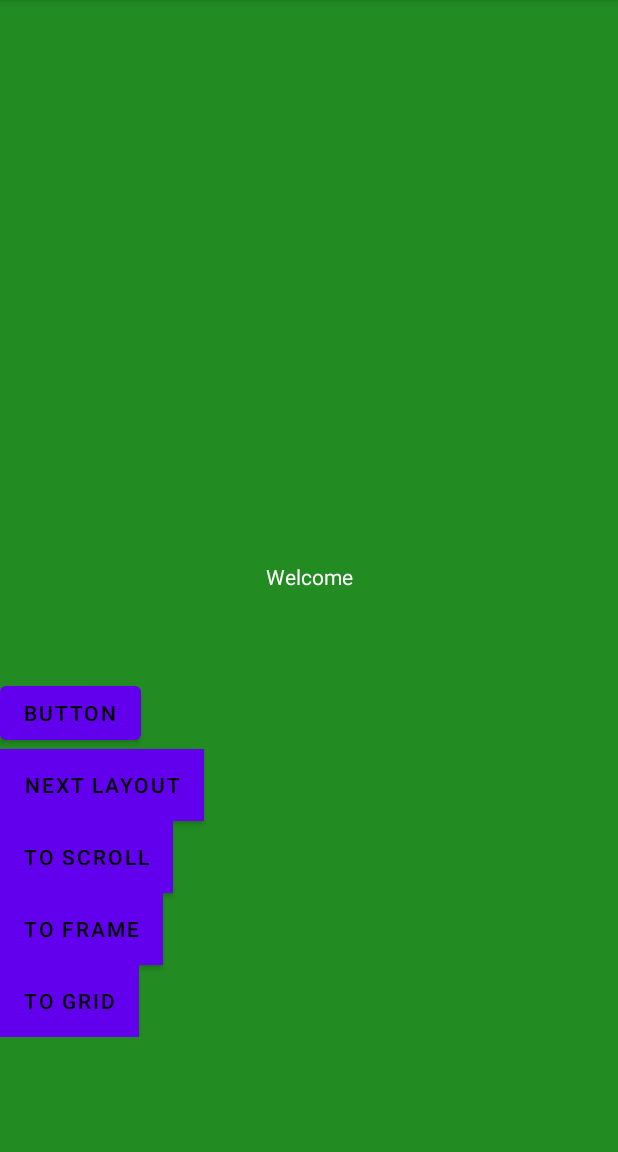
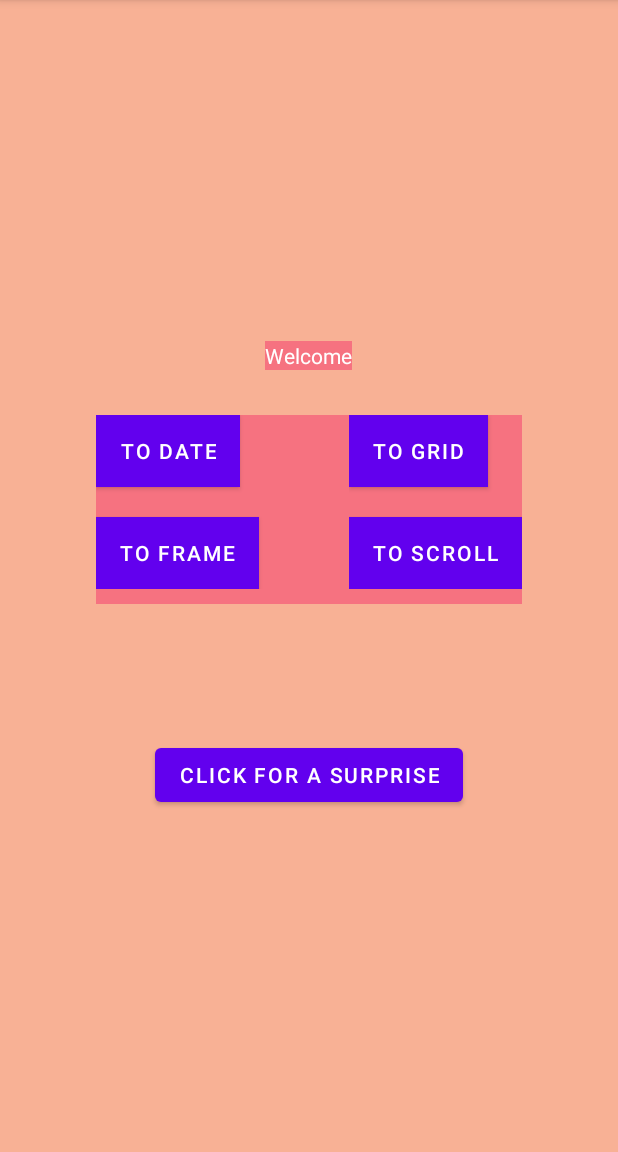
Before and after one commit to andrew-of-ulster/GestationApp, an Android app: the screen it shows after launch (MainActivity), on a phone screen of 412 x 824 dp, the part 84-1236 px from its top. Run offline under Robolectric (Android 15) with nearby library versions, the phone set to English and light mode, and no system bars.

Commit message:
main page is beautiful

```diff
--- a/app/src/main/java/com/example/gestationapp/MainActivity.java
+++ b/app/src/main/java/com/example/gestationapp/MainActivity.java
@@ -7,6 +7,7 @@ import android.os.Bundle;
 import android.view.View;
 import android.widget.Button;
 import android.widget.TextView;
+import android.widget.Toast;
 
 public class MainActivity extends AppCompatActivity {
 
@@ -72,9 +73,6 @@ public class MainActivity extends AppCompatActivity {
             }
         });
 
-
-
-
     }
 
 
--- a/app/src/main/res/layout/activity_main.xml
+++ b/app/src/main/res/layout/activity_main.xml
@@ -4,47 +4,83 @@
     xmlns:tools="http://schemas.android.com/tools"
     android:layout_width="match_parent"
     android:layout_height="match_parent"
-    android:background = "#228B22"
+    android:background = "#F8B195"
     tools:context=".MainActivity">
 
+
+
+<LinearLayout
+    android:orientation="vertical"
+    android:layout_width="match_parent"
+    android:layout_height="match_parent"
+    app:layout_constraintBottom_toBottomOf="parent"
+    app:layout_constraintLeft_toLeftOf="parent"
+    app:layout_constraintRight_toRightOf="parent"
+    app:layout_constraintTop_toTopOf="parent"
+    android:gravity="center"
+
+
+    >
     <TextView
         android:id="@+id/textView"
         android:layout_width="wrap_content"
         android:layout_height="wrap_content"
         android:text="Welcome"
         android:textColor="#ffffff"
-        app:layout_constraintBottom_toBottomOf="parent"
-        app:layout_constraintLeft_toLeftOf="parent"
-        app:layout_constraintRight_toRightOf="parent"
-        app:layout_constraintTop_toTopOf="parent" />
+        android:layout_gravity="center"
+        android:layout_marginBottom="30dp"
+        android:background = "#F67280"
+        />
+
+    <LinearLayout
+        android:orientation="horizontal"
+        android:layout_width="wrap_content"
+        android:layout_height="wrap_content"
+        android:layout_marginBottom="10dp"
+        android:background = "#F67280">
 
     <LinearLayout
         android:orientation="vertical"
-    android:layout_width="match_parent"
-    android:layout_height="wrap_content"
-    app:layout_constraintBottom_toBottomOf="parent"
-    app:layout_constraintLeft_toLeftOf="parent"
-    app:layout_constraintRight_toRightOf="parent"
-    app:layout_constraintTop_toTopOf="@+id/textView"
-    >
-    <Button
-        android:id="@+id/BUTTON"
         android:layout_width="wrap_content"
         android:layout_height="wrap_content"
-        android:text="BUTTON"
-        android:textColor="@android:color/black"
+        android:layout_marginBottom="10dp"
 
-        />
-
+        >
         <Button
             android:background="@android:color/white"
             android:id="@+id/nextLayout"
             android:layout_width="wrap_content"
             android:layout_height="wrap_content"
-        android:text="Next Layout"
-        android:textColor="@android:color/black"
+            android:text="To Date"
+            android:layout_marginBottom="20dp"/>
+
+        <Button
+            android:id="@+id/toFrameButton"
+            android:layout_width="wrap_content"
+            android:layout_height="wrap_content"
+            android:background="@android:color/white"
+            android:text="To Frame"
+            android:layout_marginRight="20dp"
+            />
 
 
+    </LinearLayout>
+
+    <LinearLayout
+        android:orientation="vertical"
+        android:layout_width="wrap_content"
+        android:layout_height="wrap_content"
+        android:layout_marginBottom="10dp"
+        android:layout_marginLeft="40dp"
+        >
+
+    <Button
+        android:id="@+id/toGridButton"
+        android:layout_width="wrap_content"
+        android:layout_height="wrap_content"
+        android:background="@android:color/white"
+        android:text="To Grid"
+        android:layout_marginBottom="20dp"
         />
 
         <Button
@@ -53,23 +89,20 @@
             android:layout_height="wrap_content"
             android:background="@android:color/white"
             android:text="To Scroll"
-        android:textColor="@android:color/black"
             />
+
+    </LinearLayout>
+
+    </LinearLayout>
+
     <Button
-        android:id="@+id/toFrameButton"
+        android:id="@+id/BUTTON"
         android:layout_width="wrap_content"
         android:layout_height="wrap_content"
-        android:background="@android:color/white"
-        android:text="To Frame"
-        android:textColor="@android:color/black"
-        />
-    <Button
-        android:id="@+id/toGridButton"
-        android:layout_width="wrap_content"
-        android:layout_height="wrap_content"
-        android:background="@android:color/white"
-        android:text="To Grid"
-        android:textColor="@android:color/black"
+        android:layout_marginTop="80dp"
+        android:text="Click For A Surprise"
+
+
         />
 
 </LinearLayout>
```
Also changed, not shown: app/src/main/java/com/example/gestationapp/OnSwipeTouchListener.java (added, +75 -0 lines), app/src/main/res/color/button_background_color.xml (added, +13 -0 lines), app/src/main/res/color/button_text_color.xml (added, +11 -0 lines). Lines whose indentation alone changed are shown as unchanged.
